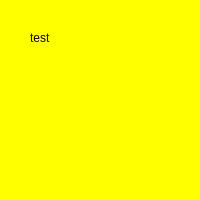
Old version of the form singlecreature.ui in the repository BuWH/Pokemon.
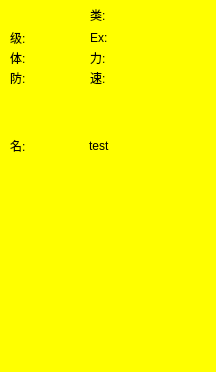
New version of the form.

Commit message: try layout

```diff
--- a/singlecreature.ui
+++ b/singlecreature.ui
@@ -6,8 +6,8 @@
             <rect>
                 <x>0</x>
                 <y>0</y>
-                <width>200</width>
-                <height>200</height>
+                <width>216</width>
+                <height>372</height>
             </rect>
         </property>
         <property name="windowTitle">
@@ -22,14 +22,127 @@
         <widget class="QLabel" name="label">
             <property name="geometry">
                 <rect>
-                    <x>30</x>
+                    <x>10</x>
                     <y>30</y>
-                    <width>59</width>
+                    <width>16</width>
                     <height>16</height>
                 </rect>
             </property>
             <property name="text">
-                <string>test</string>
+                <string>级:</string>
+            </property>
+        </widget>
+        <widget class="QLabel" name="expFixed">
+            <property name="geometry">
+                <rect>
+                    <x>90</x>
+                    <y>30</y>
+                    <width>21</width>
+                    <height>16</height>
+                </rect>
+            </property>
+            <property name="text">
+                <string>Ex:</string>
+            </property>
+        </widget>
+        <widget class="QLabel" name="hpFixed">
+            <property name="geometry">
+                <rect>
+                    <x>10</x>
+                    <y>50</y>
+                    <width>16</width>
+                    <height>16</height>
+                </rect>
+            </property>
+            <property name="text">
+                <string>体:</string>
+            </property>
+        </widget>
+        <widget class="QLabel" name="strengthFixed">
+            <property name="geometry">
+                <rect>
+                    <x>90</x>
+                    <y>50</y>
+                    <width>16</width>
+                    <height>16</height>
+                </rect>
+            </property>
+            <property name="text">
+                <string>力:</string>
+            </property>
+        </widget>
+        <widget class="QLabel" name="defenseFixed">
+            <property name="geometry">
+                <rect>
+                    <x>10</x>
+                    <y>70</y>
+                    <width>16</width>
+                    <height>16</height>
+                </rect>
+            </property>
+            <property name="text">
+                <string>防:</string>
+            </property>
+        </widget>
+        <widget class="QLabel" name="speedFixed">
+            <property name="geometry">
+                <rect>
+                    <x>90</x>
+                    <y>70</y>
+                    <width>16</width>
+                    <height>16</height>
+                </rect>
+            </property>
+            <property name="text">
+                <string>速:</string>
+            </property>
+        </widget>
+        <widget class="QWidget" name="horizontalLayoutWidget">
+            <property name="geometry">
+                <rect>
+                    <x>10</x>
+                    <y>130</y>
+                    <width>151</width>
+                    <height>31</height>
+                </rect>
+            </property>
+            <layout class="QHBoxLayout" name="horizontalLayout">
+                <property name="sizeConstraint">
+                    <enum>QLayout::SetNoConstraint</enum>
+                </property>
+                <item>
+                    <widget class="QLabel" name="nameFixed">
+                        <property name="text">
+                            <string>名:</string>
+                        </property>
+                    </widget>
+                </item>
+                <item>
+                    <widget class="QLabel" name="name">
+                        <property name="sizePolicy">
+                            <sizepolicy hsizetype="Minimum" vsizetype="Preferred">
+                                <horstretch>0</horstretch>
+                                <verstretch>0</verstretch>
+                            </sizepolicy>
+                        </property>
+                        <property name="text">
+                            <string>test</string>
+                        </property>
+                    </widget>
+                </item>
+            </layout>
+        </widget>
+        <widget class="QLabel" name="typeFixed">
+            <property name="geometry">
+                <rect>
+                    <x>90</x>
+                    <y>0</y>
+                    <width>90</width>
+                    <height>29</height>
+                </rect>
+            </property>
+            <property name="text">
+                <string>类:</string>
             </property>
         </widget>
     </widget>
```
Left out of the diff: 2 changed lines with no effect on the pictures. The commit also changes 2 other files.
